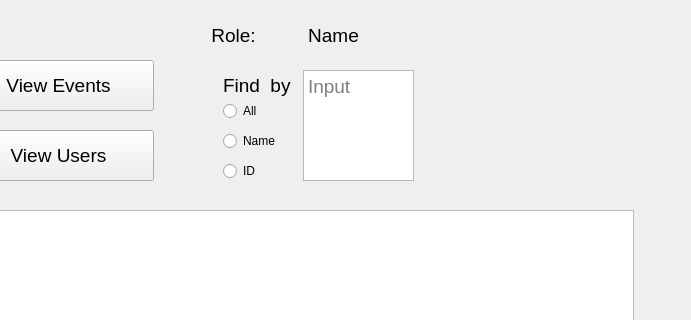
Before: the Qt Designer form FinalProject-UI/mainwindow.ui in Storms-Eye/CSC211CampusEventPlanner, drawn with Qt 5; both pictures show x 107 to 798 and y 0 to 320 of the 798 by 712 pixel window.
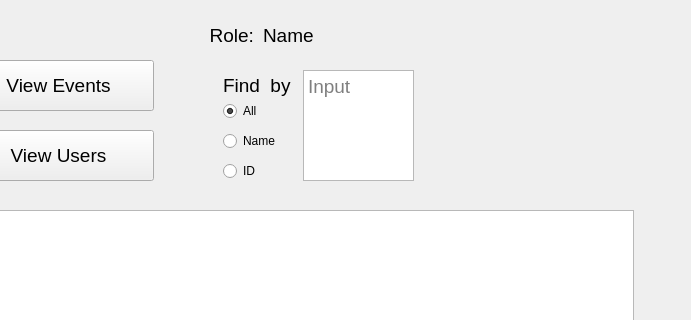
After: the same form once the commit is applied.

Diff of the .ui file:
```diff
--- a/FinalProject-UI/mainwindow.ui
+++ b/FinalProject-UI/mainwindow.ui
@@ -63,7 +63,7 @@
    <widget class="QLabel" name="roleLabel">
     <property name="geometry">
      <rect>
-      <x>280</x>
+      <x>240</x>
       <y>20</y>
       <width>121</width>
       <height>31</height>
@@ -78,15 +78,18 @@
      <string>Role:</string>
     </property>
     <property name="alignment">
-     <set>Qt::AlignCenter</set>
+     <set>Qt::AlignRight|Qt::AlignTrailing|Qt::AlignVCenter</set>
     </property>
    </widget>
    <widget class="QLabel" name="nameLabel">
+    <property name="enabled">
+     <bool>true</bool>
+    </property>
     <property name="geometry">
      <rect>
       <x>370</x>
       <y>20</y>
-      <width>141</width>
+      <width>401</width>
       <height>31</height>
      </rect>
     </property>
@@ -99,7 +102,7 @@
      <string>Name</string>
     </property>
     <property name="alignment">
-     <set>Qt::AlignCenter</set>
+     <set>Qt::AlignLeading|Qt::AlignLeft|Qt::AlignVCenter</set>
     </property>
    </widget>
    <widget class="QPushButton" name="usersButton">
@@ -150,6 +153,9 @@
     <property name="text">
      <string>All</string>
     </property>
+    <property name="checked">
+     <bool>true</bool>
+    </property>
    </widget>
    <widget class="QRadioButton" name="nameButton">
     <property name="geometry">
```
